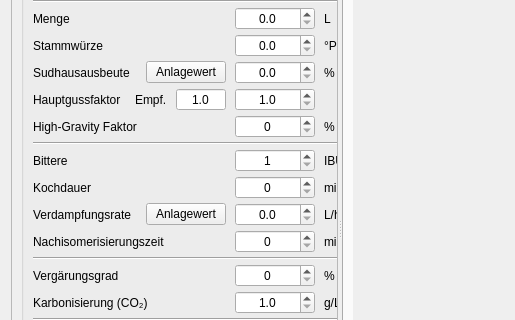
The window that kleiner-brauhelfer/tabrezept.ui (christianH1998/kleiner-brauhelfer-2) describes before a commit, drawn with Qt 5; both pictures show x 0 to 515 and y 129 to 449 of the 1086 by 714 pixel window.
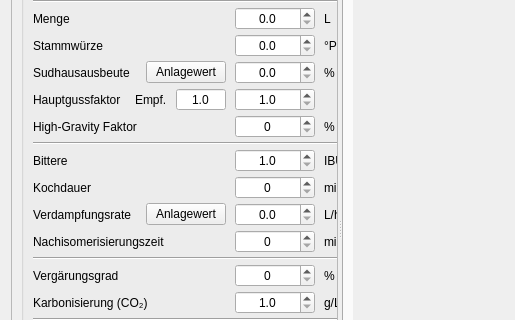
The same window after the commit. Icons and pictures are not drawn. Custom widgets are drawn as their Qt base class.

Patch:
```diff
--- a/kleiner-brauhelfer/tabrezept.ui
+++ b/kleiner-brauhelfer/tabrezept.ui
@@ -87,18 +87,21 @@
             </widget>
            </item>
            <item row="10" column="2">
-            <widget class="SpinBoxSud" name="tbBittere">
+            <widget class="DoubleSpinBoxSud" name="tbBittere">
              <property name="toolTip">
               <string>&lt;html&gt;&lt;head/&gt;&lt;body&gt;&lt;p&gt;Hier wird der angepeilte Bittereintrag beim Hopfenkochen des Sudes festgelegt. Fachsprachlich nennt sich der Eintrag &lt;span style=&quot; font-weight:600;&quot;&gt;Bittere&lt;/span&gt;, angegeben mit der Maßeinheit &lt;span style=&quot; font-weight:600;&quot;&gt;International Bitterness Units (IBU)&lt;/span&gt;.&lt;br/&gt;&lt;br/&gt;&lt;span style=&quot; font-weight:600;&quot;&gt;Typische Werte &lt;/span&gt;für die Bittere in IBU sind:&lt;/p&gt;&lt;table border=&quot;0&quot; style=&quot; margin-top:0px; margin-bottom:0px; margin-left:0px; margin-right:0px;&quot; cellspacing=&quot;2&quot; cellpadding=&quot;0&quot;&gt;&lt;tr&gt;&lt;td&gt;&lt;p&gt;Weißbier &lt;/p&gt;&lt;/td&gt;&lt;td&gt;&lt;p&gt;8 - 15&lt;/p&gt;&lt;/td&gt;&lt;/tr&gt;&lt;tr&gt;&lt;td&gt;&lt;p&gt;Märzen &lt;/p&gt;&lt;/td&gt;&lt;td&gt;&lt;p&gt;20 - 28&lt;/p&gt;&lt;/td&gt;&lt;/tr&gt;&lt;tr&gt;&lt;td&gt;&lt;p&gt;Export &lt;/p&gt;&lt;/td&gt;&lt;td&gt;&lt;p&gt;28 - 30&lt;/p&gt;&lt;/td&gt;&lt;/tr&gt;&lt;tr&gt;&lt;td&gt;&lt;p&gt;Kölsch &lt;/p&gt;&lt;/td&gt;&lt;td&gt;&lt;p&gt;20 - 30&lt;/p&gt;&lt;/td&gt;&lt;/tr&gt;&lt;tr&gt;&lt;td&gt;&lt;p&gt;Stout &lt;/p&gt;&lt;/td&gt;&lt;td&gt;&lt;p&gt;25 - 40&lt;/p&gt;&lt;/td&gt;&lt;/tr&gt;&lt;tr&gt;&lt;td&gt;&lt;p&gt;Altbier &lt;/p&gt;&lt;/td&gt;&lt;td&gt;&lt;p&gt;25 - 40&lt;/p&gt;&lt;/td&gt;&lt;/tr&gt;&lt;tr&gt;&lt;td&gt;&lt;p&gt;Pils &lt;/p&gt;&lt;/td&gt;&lt;td&gt;&lt;p&gt;25 - 45&lt;/p&gt;&lt;/td&gt;&lt;/tr&gt;&lt;tr&gt;&lt;td&gt;&lt;p&gt;IPA &lt;/p&gt;&lt;/td&gt;&lt;td&gt;&lt;p&gt;40 - 70&lt;/p&gt;&lt;/td&gt;&lt;/tr&gt;&lt;tr&gt;&lt;td&gt;&lt;p&gt;IIPA &lt;/p&gt;&lt;/td&gt;&lt;td&gt;&lt;p&gt;60 - 120&lt;/p&gt;&lt;/td&gt;&lt;/tr&gt;&lt;/table&gt;&lt;p&gt;Neutrales Geschmacksempfinden bei IBU = 2°P Stammwürze&lt;/p&gt;&lt;p&gt;Das Festlegen der richtigen Bittere und damit der passende Hopfen, die passende Hopfenkombination, Zeit und Temperatur ist eines der kreativsten Betätigungsfelder beim Bierbrauen, gehört aber auch mithin zu den größten Herausforderungen. Um ein Gefühl für die richtige Bittere zu bekommen, empfiehlt sich eine gründliche Rezeptrecherche, das Studium von Fachliteratur und nicht zuletzt die Sektionen für Hopfen und Rezepte in den Fachforen.&lt;/p&gt;&lt;p&gt;Amerikanische Bierbrauer bittern ihre Biere oft nach Empfehlungen des sogenannten Verhältnisses von Bittere und Stammwürze, &lt;a href=&quot;http://1.bp.blogspot.com/_TUbRWLhsAGE/TD5Yc6mVyoI/AAAAAAAAAUk/K5yohzR5ZDo/s1600/IBU-to-OG+Ratio+Chart.JPG&quot;&gt;&lt;span style=&quot; text-decoration: underline; color:#0068da;&quot;&gt;IBU-To-OG Range Ratio &lt;/span&gt;&lt;/a&gt;genannt. Allgemein sind diese Angaben den &lt;a href=&quot;https://www.bjcp.org/docs/2015_Guidelines_Beer.pdf&quot;&gt;&lt;span style=&quot; text-decoration: underline; color:#0068da;&quot;&gt;2015 Style Guidelines&lt;/span&gt;&lt;/a&gt; des BJCP ähnlich.&lt;/p&gt;&lt;/body&gt;&lt;/html&gt;</string>
              </property>
              <property name="alignment">
               <set>Qt::AlignmentFlag::AlignCenter</set>
              </property>
-             <property name="minimum">
+             <property name="decimals">
               <number>1</number>
              </property>
+             <property name="minimum">
+              <double>1.000000000000000</double>
+             </property>
              <property name="maximum">
-              <number>999</number>
+              <double>999.000000000000000</double>
              </property>
             </widget>
            </item>
```
